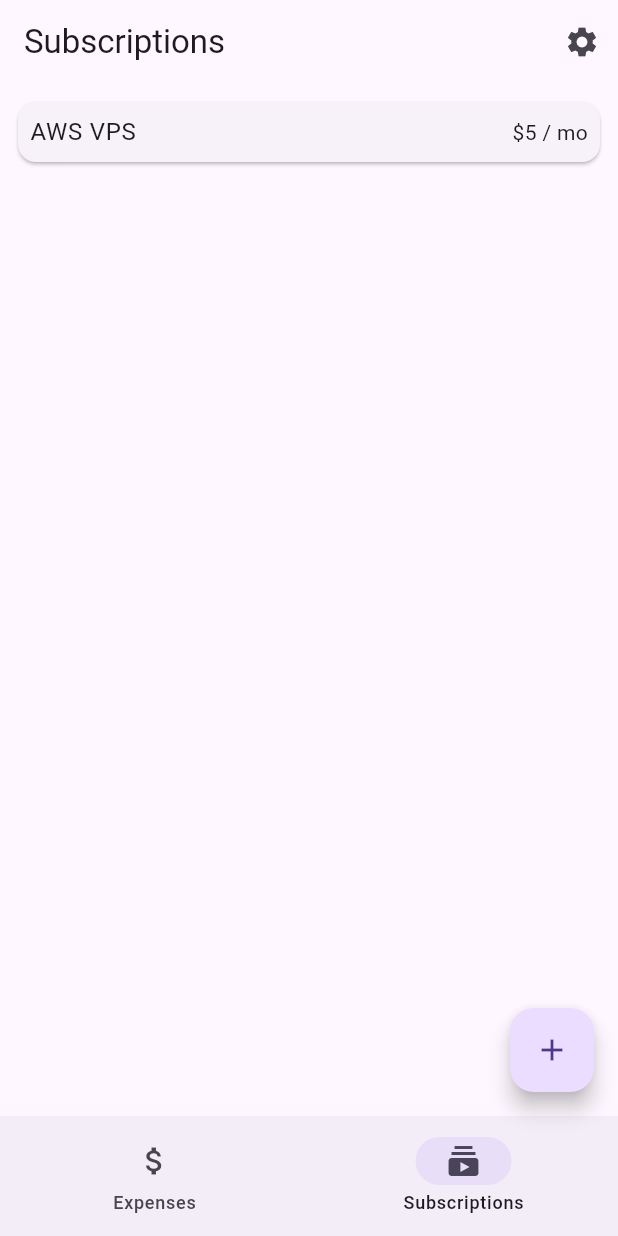
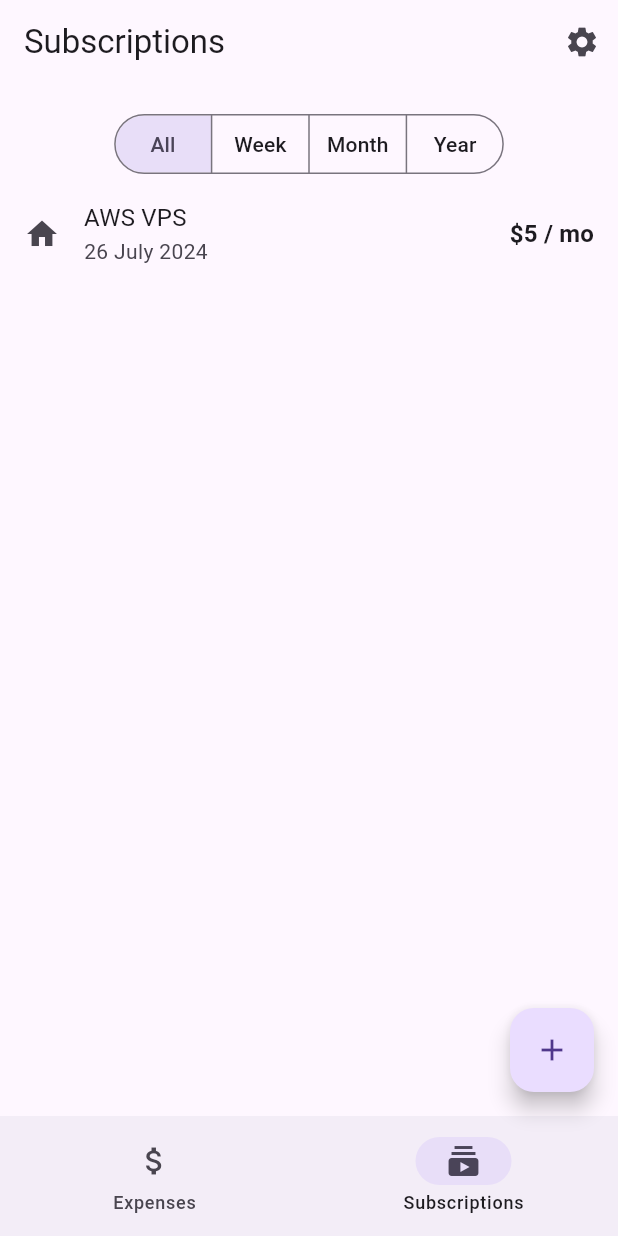
Before and after one commit to dhzdhd/exptrack, a Flutter app: the screen it shows after launch, item 2 of the bottom bar chosen, on a phone screen of 412 x 824 dp. Run offline on Flutter 3.47's test engine with Material 3 defaults, Android fonts, the phone set to English and light mode, and no system bars; our stand-ins replace flutter_local_notifications, flutter_riverpod, fpdart, freezed_annotation, riverpod_annotation; missing offline and left inert: flutter_background_service, flutter_background_service_android, notification_listener_service; generated files the repository leaves out were written again.

Commit message:
Add segment buttons, improve bottom sheet

```diff
--- a/lib/main.dart
+++ b/lib/main.dart
@@ -9,7 +9,6 @@ import 'package:flutter_riverpod/flutter_riverpod.dart';
 import 'package:notification_listener_service/notification_listener_service.dart';
 
 import 'src/app.dart';
-import 'src/settings/controllers/settings_controller.dart';
 
 void main() async {
   WidgetsFlutterBinding.ensureInitialized();
@@ -32,7 +31,7 @@ void main() async {
     print("Current notification: $event");
   });
 
-  runApp(ProviderScope(child: MyApp()));
+  runApp(const ProviderScope(child: MyApp()));
 }
 
 const notificationChannelId = 'foreground';
--- a/lib/src/home/models/transaction_model.dart
+++ b/lib/src/home/models/transaction_model.dart
@@ -7,7 +7,11 @@ part 'transaction_model.g.dart';
 @freezed
 class TransactionModel with _$TransactionModel {
   const factory TransactionModel({
+    required String title,
+    required String desc,
     required int amount,
+    required String currency,
+    required DateTime startDate,
     required Option<Duration> duration,
   }) = _TransactionModel;
 
--- a/lib/src/home/views/pages/subscriptions.dart
+++ b/lib/src/home/views/pages/subscriptions.dart
@@ -1,35 +1,75 @@
 import 'package:flutter/material.dart';
 
-class SubscriptionsPage extends StatelessWidget {
+enum Segment { all, week, month, year }
+
+class SubscriptionsPage extends StatefulWidget {
   const SubscriptionsPage({super.key});
+
+  @override
+  State<SubscriptionsPage> createState() => _SubscriptionsPageState();
+}
+
+class _SubscriptionsPageState extends State<SubscriptionsPage> {
+  Segment selectedSegment = Segment.all;
 
   @override
   Widget build(BuildContext context) {
     return Padding(
-      padding: const EdgeInsets.all(8.0),
-      child: ListView(
+      padding: const EdgeInsets.all(16.0),
+      child: Column(
+        crossAxisAlignment: CrossAxisAlignment.center,
         children: [
-          Card(
-            child: Padding(
-              padding: const EdgeInsets.all(8.0),
-              child: Column(
-                crossAxisAlignment: CrossAxisAlignment.start,
-                children: [
-                  Row(
-                    children: [
-                      Expanded(
-                        child: Text(
-                          'AWS VPS',
-                          style: Theme.of(context).textTheme.bodyLarge,
+          SegmentedButton<Segment>(
+            segments: const [
+              ButtonSegment(
+                value: Segment.all,
+                label: Text('All'),
+              ),
+              ButtonSegment(
+                value: Segment.week,
+                label: Text('Week'),
+              ),
+              ButtonSegment(
+                value: Segment.month,
+                label: Text('Month'),
+              ),
+              ButtonSegment(
+                value: Segment.year,
+                label: Text('Year'),
+              ),
+            ],
+            selected: <Segment>{selectedSegment},
+            showSelectedIcon: false,
+            onSelectionChanged: (newSelection) => {
+              setState(() {
+                selectedSegment = newSelection.first;
+              })
+            },
+          ),
+          Expanded(
+            child: ListView(
+              children: [
+                ListTile(
+                  contentPadding: EdgeInsets.zero,
+                  leading: Icon(Icons.home),
+                  title: Text(
+                    'AWS VPS',
+                    style: Theme.of(context)
+                        .textTheme
+                        .titleMedium!
+                        .copyWith(fontWeight: FontWeight.normal),
+                  ),
+                  subtitle: Text('26 July 2024'),
+                  trailing: Text(
+                    '\$5 / mo',
+                    style: Theme.of(context).textTheme.titleMedium!.copyWith(
+                          fontWeight: FontWeight.bold,
                         ),
-                      ),
-                      Text('\$5 / mo')
-                    ],
-                  )
-                ],
-              ),
+                  ),
+                ),
+              ],
             ),
-          )
+          ),
         ],
       ),
     );
```
Also changed, not shown: lib/src/home/controllers/subscription_controller.dart (added, +14 -0 lines), lib/src/home/views/home_view.dart (+32 -8 lines), lib/src/home/controllers/subscription_controller.g.dart (added), lib/src/home/models/transaction_model.freezed.dart, lib/src/home/models/transaction_model.g.dart.
